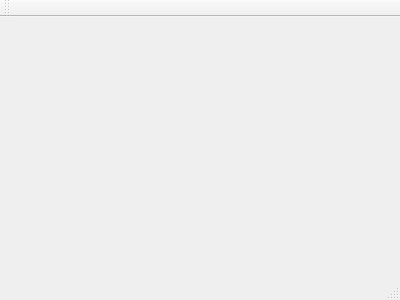
First picture: the form in init.ui, repository chiragmajithia/Dominance, before the edit.
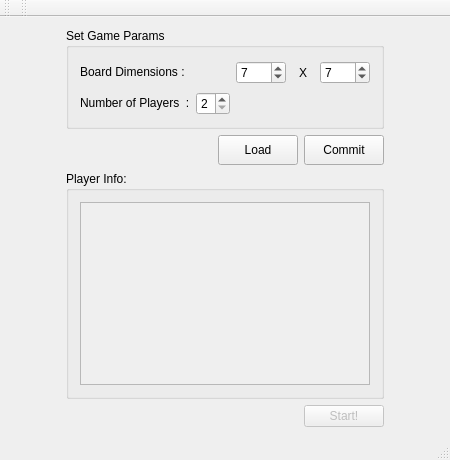
Second picture: the form after the edit.

Commit message: Add Initializer Window

```diff
--- a/init.ui
+++ b/init.ui
@@ -1,24 +1,388 @@
 <ui version="4.0">
  <class>Init</class>
- <widget class="QMainWindow" name="Init" >
-  <property name="geometry" >
+ <widget class="QMainWindow" name="Init">
+  <property name="geometry">
    <rect>
     <x>0</x>
     <y>0</y>
-    <width>400</width>
-    <height>300</height>
+    <width>450</width>
+    <height>460</height>
    </rect>
   </property>
-  <property name="windowTitle" >
-   <string>Init</string>
+  <property name="minimumSize">
+   <size>
+    <width>450</width>
+    <height>400</height>
+   </size>
   </property>
-  <widget class="QMenuBar" name="menuBar" />
-  <widget class="QToolBar" name="mainToolBar" />
-  <widget class="QWidget" name="centralWidget" />
-  <widget class="QStatusBar" name="statusBar" />
+  <property name="maximumSize">
+   <size>
+    <width>450</width>
+    <height>500</height>
+   </size>
+  </property>
+  <property name="windowTitle">
+   <string>Dominance : Initialize Game</string>
+  </property>
+  <widget class="QWidget" name="centralWidget">
+   <property name="minimumSize">
+    <size>
+     <width>450</width>
+     <height>400</height>
+    </size>
+   </property>
+   <property name="maximumSize">
+    <size>
+     <width>500</width>
+     <height>600</height>
+    </size>
+   </property>
+   <layout class="QGridLayout" name="gridLayout">
+    <item row="0" column="0">
+     <spacer name="horizontalSpacer_4">
+      <property name="orientation">
+       <enum>Qt::Horizontal</enum>
+      </property>
+      <property name="sizeHint" stdset="0">
+       <size>
+        <width>40</width>
+        <height>20</height>
+       </size>
+      </property>
+     </spacer>
+    </item>
+    <item row="0" column="1">
+     <layout class="QVBoxLayout" name="verticalLayout_5">
+      <item>
+       <layout class="QVBoxLayout" name="verticalLayout_4">
+        <item>
+         <layout class="QVBoxLayout" name="verticalLayout_2">
+          <item>
+           <widget class="QGroupBox" name="gb_game_params">
+            <property name="title">
+             <string>Set Game Params</string>
+            </property>
+            <layout class="QVBoxLayout" name="verticalLayout">
+             <item>
+              <layout class="QHBoxLayout" name="horizontalLayout">
+               <item>
+                <widget class="QLabel" name="l_board_dim">
+                 <property name="sizePolicy">
+                  <sizepolicy hsizetype="Fixed" vsizetype="Fixed">
+                   <horstretch>0</horstretch>
+                   <verstretch>0</verstretch>
+                  </sizepolicy>
+                 </property>
+                 <property name="minimumSize">
+                  <size>
+                   <width>150</width>
+                   <height>20</height>
+                  </size>
+                 </property>
+                 <property name="text">
+                  <string>Board Dimensions :</string>
+                 </property>
+                </widget>
+               </item>
+               <item>
+                <widget class="QSpinBox" name="sb_X_dim">
+                 <property name="sizePolicy">
+                  <sizepolicy hsizetype="Fixed" vsizetype="Fixed">
+                   <horstretch>0</horstretch>
+                   <verstretch>0</verstretch>
+                  </sizepolicy>
+                 </property>
+                 <property name="minimumSize">
+                  <size>
+                   <width>50</width>
+                   <height>20</height>
+                  </size>
+                 </property>
+                 <property name="minimum">
+                  <number>4</number>
+                 </property>
+                 <property name="maximum">
+                  <number>20</number>
+                 </property>
+                 <property name="value">
+                  <number>7</number>
+                 </property>
+                </widget>
+               </item>
+               <item>
+                <widget class="QLabel" name="l_cross">
+                 <property name="sizePolicy">
+                  <sizepolicy hsizetype="Fixed" vsizetype="Fixed">
+                   <horstretch>0</horstretch>
+                   <verstretch>0</verstretch>
+                  </sizepolicy>
+                 </property>
+                 <property name="minimumSize">
+                  <size>
+                   <width>22</width>
+                   <height>27</height>
+                  </size>
+                 </property>
+                 <property name="text">
+                  <string>X</string>
+                 </property>
+                 <property name="alignment">
+                  <set>Qt::AlignCenter</set>
+                 </property>
+                </widget>
+               </item>
+               <item>
+                <widget class="QSpinBox" name="sb_Y_dim">
+                 <property name="sizePolicy">
+                  <sizepolicy hsizetype="Fixed" vsizetype="Fixed">
+                   <horstretch>0</horstretch>
+                   <verstretch>0</verstretch>
+                  </sizepolicy>
+                 </property>
+                 <property name="minimumSize">
+                  <size>
+                   <width>50</width>
+                   <height>20</height>
+                  </size>
+                 </property>
+                 <property name="minimum">
+                  <number>4</number>
+                 </property>
+                 <property name="maximum">
+                  <number>20</number>
+                 </property>
+                 <property name="value">
+                  <number>7</number>
+                 </property>
+                </widget>
+               </item>
+              </layout>
+             </item>
+             <item>
+              <layout class="QHBoxLayout" name="horizontalLayout_2">
+               <item>
+                <widget class="QLabel" name="label">
+                 <property name="sizePolicy">
+                  <sizepolicy hsizetype="Fixed" vsizetype="Fixed">
+                   <horstretch>0</horstretch>
+                   <verstretch>0</verstretch>
+                  </sizepolicy>
+                 </property>
+                 <property name="text">
+                  <string>Number of Players  :</string>
+                 </property>
+                </widget>
+               </item>
+               <item>
+                <widget class="QSpinBox" name="sb_N_players">
+                 <property name="sizePolicy">
+                  <sizepolicy hsizetype="Fixed" vsizetype="Fixed">
+                   <horstretch>0</horstretch>
+                   <verstretch>0</verstretch>
+                  </sizepolicy>
+                 </property>
+                 <property name="minimum">
+                  <number>2</number>
+                 </property>
+                 <property name="maximum">
+                  <number>6</number>
+                 </property>
+                 <property name="value">
+                  <number>2</number>
+                 </property>
+                </widget>
+               </item>
+               <item>
+                <spacer name="horizontalSpacer">
+                 <property name="orientation">
+                  <enum>Qt::Horizontal</enum>
+                 </property>
+                 <property name="sizeHint" stdset="0">
+                  <size>
+                   <width>40</width>
+                   <height>20</height>
+                  </size>
+                 </property>
+                </spacer>
+               </item>
+              </layout>
+             </item>
+            </layout>
+           </widget>
+          </item>
+          <item>
+           <layout class="QHBoxLayout" name="horizontalLayout_3">
+            <item>
+             <spacer name="horizontalSpacer_2">
+              <property name="orientation">
+               <enum>Qt::Horizontal</enum>
+              </property>
+              <property name="sizeHint" stdset="0">
+               <size>
+                <width>40</width>
+                <height>20</height>
+               </size>
+              </property>
+             </spacer>
+            </item>
+            <item>
+             <widget class="QPushButton" name="pb_load">
+              <property name="minimumSize">
+               <size>
+                <width>50</width>
+                <height>30</height>
+               </size>
+              </property>
+              <property name="maximumSize">
+               <size>
+                <width>90</width>
+                <height>30</height>
+               </size>
+              </property>
+              <property name="text">
+               <string>Load</string>
+              </property>
+             </widget>
+            </item>
+            <item>
+             <widget class="QPushButton" name="pb_commit">
+              <property name="minimumSize">
+               <size>
+                <width>50</width>
+                <height>30</height>
+               </size>
+              </property>
+              <property name="maximumSize">
+               <size>
+                <width>90</width>
+                <height>30</height>
+               </size>
+              </property>
+              <property name="text">
+               <string>Commit</string>
+              </property>
+              <property name="checkable">
+               <bool>true</bool>
+              </property>
+             </widget>
+            </item>
+           </layout>
+          </item>
+         </layout>
+        </item>
+        <item>
+         <widget class="QGroupBox" name="gb_players">
+          <property name="enabled">
+           <bool>true</bool>
+          </property>
+          <property name="minimumSize">
+           <size>
+            <width>300</width>
+            <height>150</height>
+           </size>
+          </property>
+          <property name="title">
+           <string>Player Info:</string>
+          </property>
+          <layout class="QVBoxLayout" name="verticalLayout_3">
+           <item>
+            <widget class="QScrollArea" name="sa_players">
+             <property name="widgetResizable">
+              <bool>true</bool>
+             </property>
+             <widget class="QWidget" name="scrollAreaWidgetContents">
+              <property name="geometry">
+               <rect>
+                <x>0</x>
+                <y>0</y>
+                <width>292</width>
+                <height>149</height>
+               </rect>
+              </property>
+             </widget>
+            </widget>
+           </item>
+          </layout>
+         </widget>
+        </item>
+       </layout>
+      </item>
+      <item>
+       <layout class="QHBoxLayout" name="horizontalLayout_4">
+        <item>
+         <spacer name="horizontalSpacer_3">
+          <property name="orientation">
+           <enum>Qt::Horizontal</enum>
+          </property>
+          <property name="sizeHint" stdset="0">
+           <size>
+            <width>40</width>
+            <height>20</height>
+           </size>
+          </property>
+         </spacer>
+        </item>
+        <item>
+         <widget class="QPushButton" name="pb_start">
+          <property name="enabled">
+           <bool>false</bool>
+          </property>
+          <property name="text">
+           <string>Start!</string>
+          </property>
+         </widget>
+        </item>
+       </layout>
+      </item>
+     </layout>
+    </item>
+    <item row="0" column="2">
+     <spacer name="horizontalSpacer_5">
+      <property name="orientation">
+       <enum>Qt::Horizontal</enum>
+      </property>
+      <property name="sizeHint" stdset="0">
+       <size>
+        <width>40</width>
+        <height>20</height>
+       </size>
+      </property>
+     </spacer>
+    </item>
+   </layout>
+  </widget>
+  <widget class="QMenuBar" name="menuBar">
+   <property name="geometry">
+    <rect>
+     <x>0</x>
+     <y>0</y>
+     <width>450</width>
+     <height>25</height>
+    </rect>
+   </property>
+  </widget>
+  <widget class="QToolBar" name="mainToolBar">
+   <attribute name="toolBarArea">
+    <enum>TopToolBarArea</enum>
+   </attribute>
+   <attribute name="toolBarBreak">
+    <bool>false</bool>
+   </attribute>
+  </widget>
+  <widget class="QStatusBar" name="statusBar"/>
+  <widget class="QToolBar" name="toolBar">
+   <property name="windowTitle">
+    <string>toolBar</string>
+   </property>
+   <attribute name="toolBarArea">
+    <enum>TopToolBarArea</enum>
+   </attribute>
+   <attribute name="toolBarBreak">
+    <bool>false</bool>
+   </attribute>
+  </widget>
  </widget>
- <layoutDefault spacing="6" margin="11" />
- <pixmapfunction></pixmapfunction>
+ <layoutdefault spacing="6" margin="11"/>
  <resources/>
  <connections/>
 </ui>
```
Left out of the diff: 1 changed line with no effect on the pictures. The commit also changes 2 other files.
